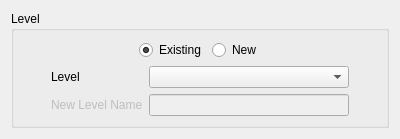
Old version of the form unreal/python/ccunreal/shot/loader/wdg_import_shot.ui in the repository mrmcdog23/controlChaos.
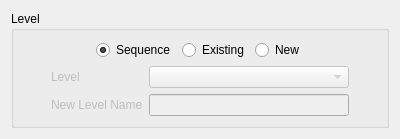
New version of the form.

Commit message: master level sequence and option to create sequence map

```diff
--- a/unreal/python/ccunreal/shot/loader/wdg_import_shot.ui
+++ b/unreal/python/ccunreal/shot/loader/wdg_import_shot.ui
@@ -37,6 +37,9 @@
         </item>
         <item row="0" column="1">
          <widget class="QLabel" name="lbl_existing">
+          <property name="enabled">
+           <bool>false</bool>
+          </property>
           <property name="text">
            <string>Level</string>
           </property>
@@ -44,6 +47,9 @@
         </item>
         <item row="0" column="2">
          <widget class="QComboBox" name="cmb_existing">
+          <property name="enabled">
+           <bool>false</bool>
+          </property>
           <property name="minimumSize">
            <size>
             <width>200</width>
@@ -99,13 +105,26 @@
           </property>
          </spacer>
         </item>
+        <item>
+         <widget class="QRadioButton" name="rbn_sequence">
+          <property name="text">
+           <string>Sequence</string>
+          </property>
+          <property name="checked">
+           <bool>true</bool>
+          </property>
+          <attribute name="buttonGroup">
+           <string notr="true">buttonGroup</string>
+          </attribute>
+         </widget>
+        </item>
         <item>
          <widget class="QRadioButton" name="rbn_existing">
           <property name="text">
            <string>Existing</string>
           </property>
           <property name="checked">
-           <bool>true</bool>
+           <bool>false</bool>
           </property>
          </widget>
         </item>
```
Left out of the diff: 9 changed lines with no effect on the pictures. The commit also changes 4 other files.
